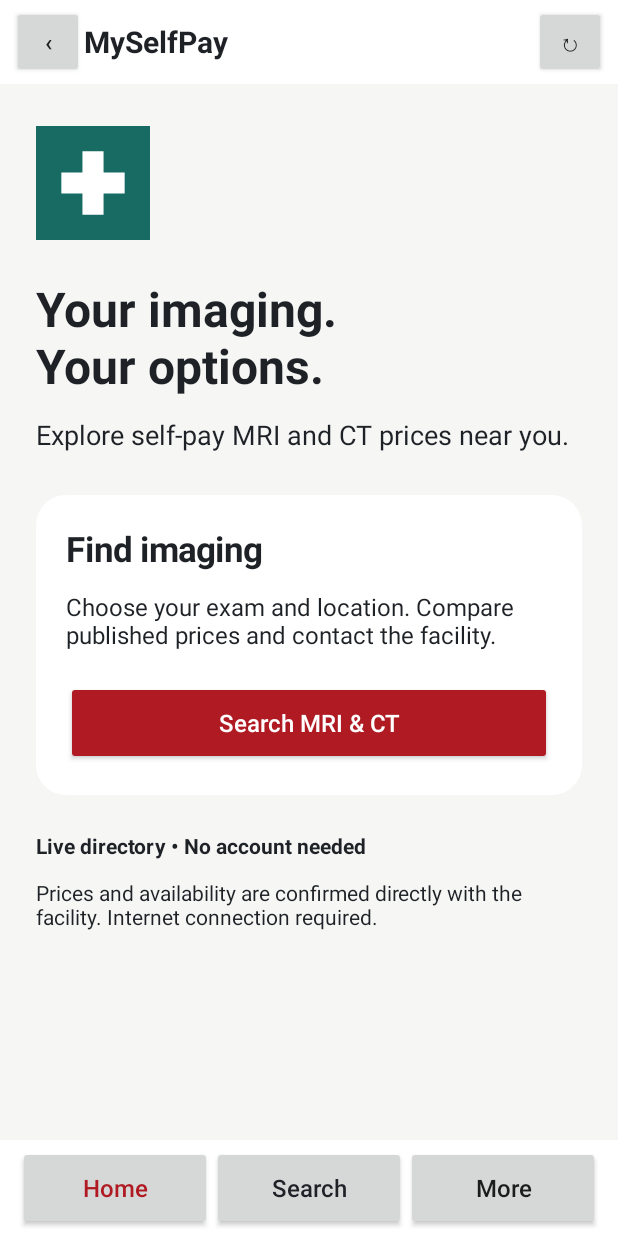
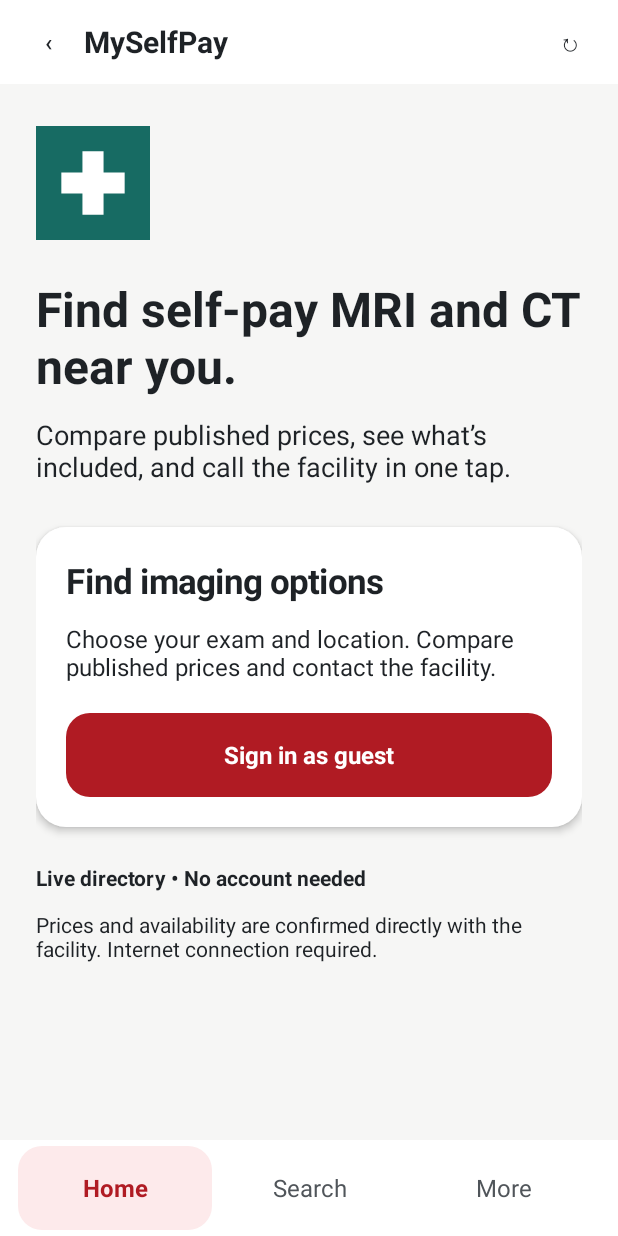
Before and after one commit to OneSmarterInc/SelfPay, an Android app: the screen it shows after launch (MainActivity), on a phone screen of 412 x 824 dp. Run offline under Robolectric (Android 15) with nearby library versions, the phone set to English and light mode, and no system bars; 1 statement that could not run was skipped.

Commit message:
Polish Android controls and preserve website feature wording

```diff
--- a/android/app/src/main/java/com/onesmarter/myselfpay/MainActivity.java
+++ b/android/app/src/main/java/com/onesmarter/myselfpay/MainActivity.java
@@ -34,7 +34,7 @@ public class MainActivity extends Activity {
     private ScrollView home;
     private FrameLayout content;
     private TextView title;
-    private Button homeTab, searchTab;
+    private Button homeTab, searchTab, moreTab;
     private boolean openSearch;
     private LinearLayout errorPanel;
     private ProgressBar progress;
@@ -102,15 +102,17 @@ public class MainActivity extends Activity {
         homeTab = action("Home", "Home");
         searchTab = action("Search", "Search imaging");
         Button more = action("More", "About, privacy and support");
+        moreTab = more;
+        tabs.setElevation(dp(8));
         tabs.addView(homeTab,new LinearLayout.LayoutParams(0,dp(56),1));
         tabs.addView(searchTab,new LinearLayout.LayoutParams(0,dp(56),1));
         tabs.addView(more,new LinearLayout.LayoutParams(0,dp(56),1));
         homeTab.setOnClickListener(v -> showHome());
         searchTab.setOnClickListener(v -> showSearch());
         more.setOnClickListener(v -> new AlertDialog.Builder(this).setTitle("MySelfPay")
-            .setItems(new String[]{"About MySelfPay","Contact support","Terms & Privacy","For imaging centers","End guest session"},(dialog,index)->{
+            .setItems(new String[]{"About","Contact","Terms & Privacy","For imaging centers","Sign out"},(dialog,index)->{
                 if(index==4){
-                    new AlertDialog.Builder(this).setMessage("End your guest session?")
+                    new AlertDialog.Builder(this).setMessage("Sign out?")
                         .setPositiveButton("Sign out",(d,w)->{
                             web.evaluateJavascript("(function(){var p=document.getElementById('profile');if(p&&p.textContent==='Sign out')p.click();})()",null);
                             showHome();
@@ -118,8 +120,8 @@ public class MainActivity extends Activity {
                 }else{
                     String[] paths={"about","contact","privacy-terms","for-imaging-centers"};
                     home.setVisibility(View.GONE);web.setVisibility(View.VISIBLE);
-                    title.setText(new String[]{"About","Contact","Terms & Privacy","Imaging centers"}[index]);
-                    openSearch=false;web.loadUrl(UrlPolicy.HOME+paths[index]);
+                    title.setText(new String[]{"About","Contact","Terms & Privacy","For imaging centers"}[index]);
+                    selectTab(moreTab);openSearch=false;web.loadUrl(UrlPolicy.HOME+paths[index]);
                 }
             }).show());
         shell.addView(tabs);
@@ -175,7 +177,23 @@ public class MainActivity extends Activity {
     private Button action(String label,String description){
         Button b=new Button(this);b.setText(label);b.setAllCaps(false);b.setTextSize(16);
         b.setContentDescription(description);b.setMinWidth(0);b.setMinimumWidth(0);
-        b.setPadding(dp(8),0,dp(8),0);return b;
+        b.setPadding(dp(8),0,dp(8),0);b.setStateListAnimator(null);
+        styleButton(b,Color.TRANSPARENT,Color.rgb(30,34,38));return b;
+    }
+    private void styleButton(Button button,int background,int foreground){
+        GradientDrawable shape=new GradientDrawable();shape.setColor(background);shape.setCornerRadius(dp(16));
+        button.setBackground(new android.graphics.drawable.RippleDrawable(
+            android.content.res.ColorStateList.valueOf(0x22000000),shape,null));
+        button.setTextColor(foreground);
+    }
+    private void selectTab(Button selected){
+        for(Button tab:new Button[]{homeTab,searchTab,moreTab}){
+            boolean active=tab==selected;
+            styleButton(tab,active?Color.rgb(253,234,235):Color.TRANSPARENT,
+                active?Color.rgb(176,27,35):Color.rgb(80,85,90));
+            tab.setTypeface(Typeface.DEFAULT,active?Typeface.BOLD:Typeface.NORMAL);
+            tab.setSelected(active);
+        }
     }
     private ScrollView createHome(){
         ScrollView scroll=new ScrollView(this);scroll.setFillViewport(true);scroll.setBackgroundColor(Color.rgb(246,246,245));
@@ -183,18 +201,18 @@ public class MainActivity extends Activity {
         column.setPadding(dp(24),dp(28),dp(24),dp(28));scroll.addView(column);
         ImageView logo=new ImageView(this);logo.setImageResource(com.onesmarter.myselfpay.R.drawable.ic_launcher);
         logo.setContentDescription("MySelfPay logo");column.addView(logo,new LinearLayout.LayoutParams(dp(76),dp(76)));
-        TextView heading=text("Your imaging.\nYour options.",32,true);
+        TextView heading=text("Find self-pay MRI and CT near you.",32,true);
         heading.setPadding(0,dp(24),0,dp(12));column.addView(heading);
-        TextView intro=text("Explore self-pay MRI and CT prices near you.",18,false);column.addView(intro);
+        TextView intro=text("Compare published prices, see what’s included, and call the facility in one tap.",18,false);column.addView(intro);
         LinearLayout card=new LinearLayout(this);card.setOrientation(LinearLayout.VERTICAL);
         card.setPadding(dp(20),dp(20),dp(20),dp(20));
-        GradientDrawable bg=new GradientDrawable();bg.setColor(Color.WHITE);bg.setCornerRadius(dp(20));card.setBackground(bg);
+        GradientDrawable bg=new GradientDrawable();bg.setColor(Color.WHITE);bg.setCornerRadius(dp(20));card.setBackground(bg);card.setElevation(dp(3));
         LinearLayout.LayoutParams cp=new LinearLayout.LayoutParams(-1,-2);cp.topMargin=dp(28);column.addView(card,cp);
-        card.addView(text("Find imaging",23,true));
+        card.addView(text("Find imaging options",23,true));
         TextView detail=text("Choose your exam and location. Compare published prices and contact the facility.",16,false);
         detail.setPadding(0,dp(12),0,dp(20));card.addView(detail);
-        Button start=action("Search MRI & CT","Search MRI and CT imaging");
-        start.setTextColor(Color.WHITE);start.setBackgroundTintList(android.content.res.ColorStateList.valueOf(Color.rgb(176,27,35)));
+        Button start=action("Sign in as guest","Sign in as guest");
+        styleButton(start,Color.rgb(176,27,35),Color.WHITE);start.setTypeface(Typeface.DEFAULT,Typeface.BOLD);
         start.setOnClickListener(v->showSearch());card.addView(start,new LinearLayout.LayoutParams(-1,dp(56)));
         TextView note=text("Live directory • No account needed",14,true);note.setPadding(0,dp(24),0,dp(12));column.addView(note);
         column.addView(text("Prices and availability are confirmed directly with the facility. Internet connection required.",14,false));
@@ -202,11 +220,11 @@ public class MainActivity extends Activity {
     }
     private void showHome(){
         home.setVisibility(View.VISIBLE);web.setVisibility(View.INVISIBLE);
-        title.setText("MySelfPay");homeTab.setTextColor(Color.rgb(176,27,35));searchTab.setTextColor(Color.rgb(30,34,38));
+        title.setText("MySelfPay");selectTab(homeTab);
     }
     private void showSearch(){
-        home.setVisibility(View.GONE);web.setVisibility(View.VISIBLE);title.setText("Find imaging");
-        homeTab.setTextColor(Color.rgb(30,34,38));searchTab.setTextColor(Color.rgb(176,27,35));
+        home.setVisibility(View.GONE);web.setVisibility(View.VISIBLE);title.setText("Find imaging options");
+        selectTab(searchTab);
         openSearch=true;
         if(web.getUrl()==null || !web.getUrl().equals(UrlPolicy.HOME))web.loadUrl(UrlPolicy.HOME);
         else applyAppLayout();
```
